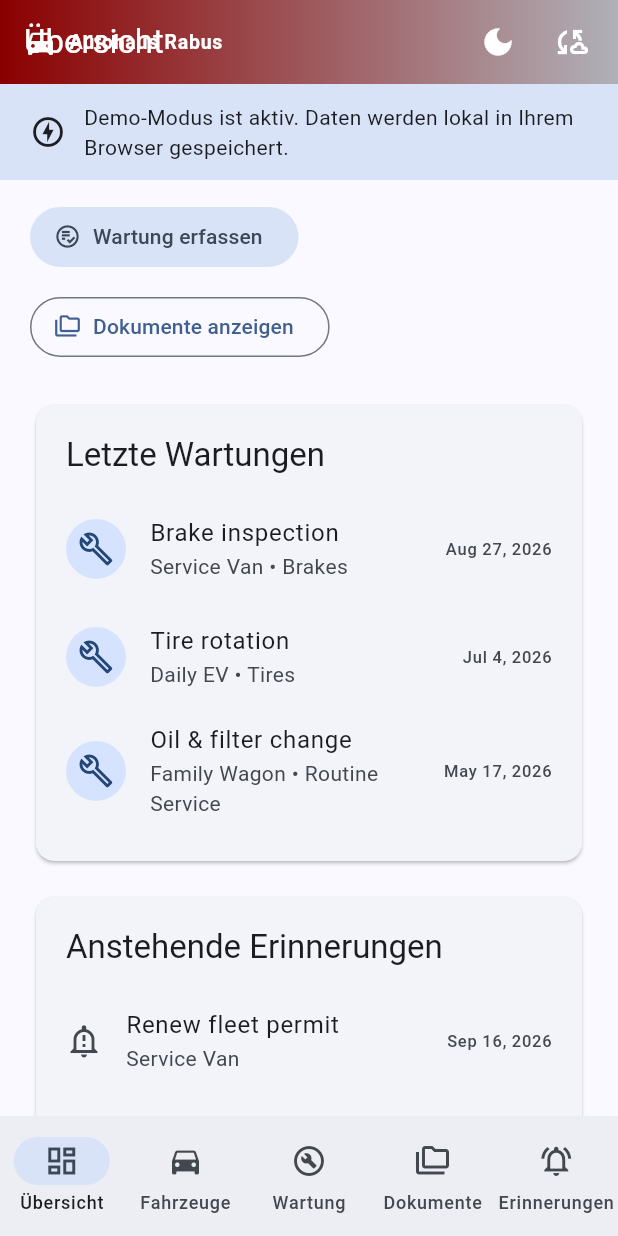
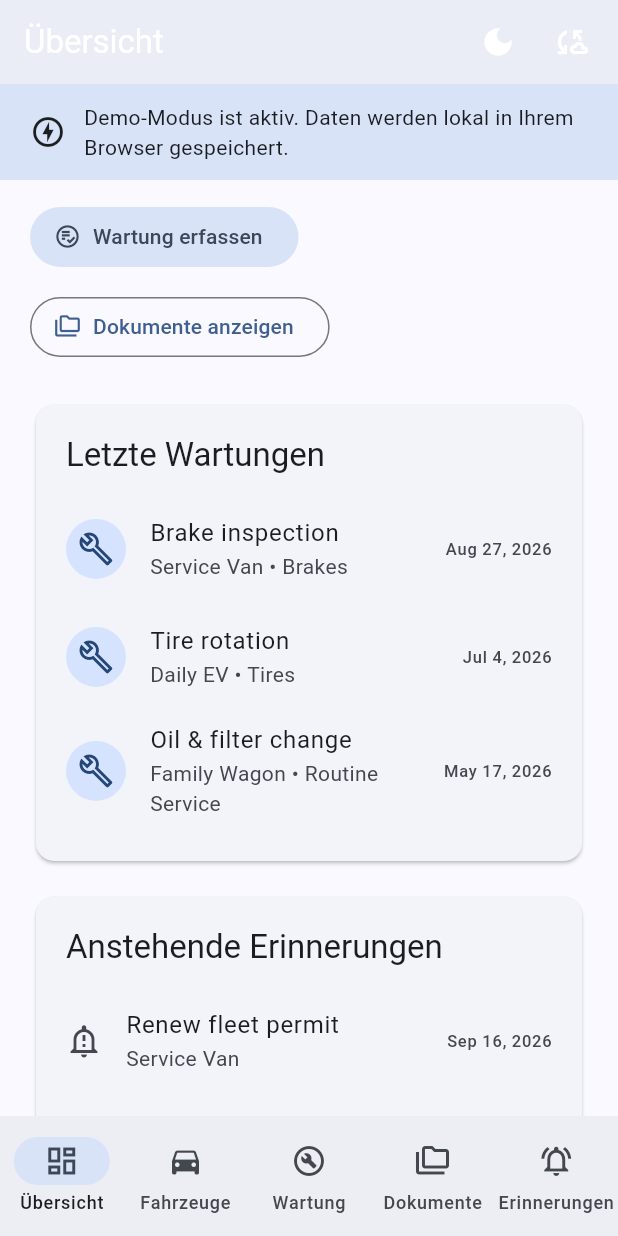
Before and after one commit to KevBenToe/CarTracker, a Flutter app: the screen it shows after launch, scrolled down 576 dp, on a phone screen of 412 x 824 dp. Run offline on Flutter 3.47's test engine with Material 3 defaults, Android fonts, the phone set to English and light mode, and no system bars; our stand-ins replace go_router, image_picker, shared_preferences; missing offline and left inert: idb_shim; network calls fail.

Commit message:
fix: remove Autohaus Rabus from AppBar and fix toolbar overlap
Co-authored-by: KevBenToe <56718798+KevBenToe@users.noreply.github.com>

```diff
--- a/frontend/lib/app.dart
+++ b/frontend/lib/app.dart
@@ -56,9 +56,6 @@ class ResponsiveAppShell extends StatelessWidget {
 
     return Scaffold(
       appBar: AppBar(
-        backgroundColor: Colors.transparent,
-        foregroundColor: Colors.white,
-        title: Text(title),
         flexibleSpace: const DecoratedBox(
           decoration: BoxDecoration(
             gradient: LinearGradient(
@@ -70,32 +67,10 @@ class ResponsiveAppShell extends StatelessWidget {
               end: Alignment.centerRight,
             ),
           ),
-          child: SafeArea(
-            bottom: false,
-            child: Align(
-              alignment: Alignment.centerLeft,
-              child: Padding(
-                padding: EdgeInsets.only(left: 16),
-                child: Row(
-                  mainAxisSize: MainAxisSize.min,
-                  children: <Widget>[
-                    Icon(Icons.directions_car, color: Colors.white, size: 22),
-                    SizedBox(width: 8),
-                    Text(
-                      'Autohaus Rabus',
-                      style: TextStyle(
-                        color: Colors.white,
-                        fontSize: 13,
-                        fontWeight: FontWeight.w600,
-                        letterSpacing: 0.5,
-                      ),
-                    ),
-                  ],
-                ),
-              ),
-            ),
-          ),
         ),
+        backgroundColor: Colors.transparent,
+        foregroundColor: Colors.white,
+        title: Text(title),
         actions: <Widget>[
           if (appState.isCheckingConnectivity)
             const Padding(
```
